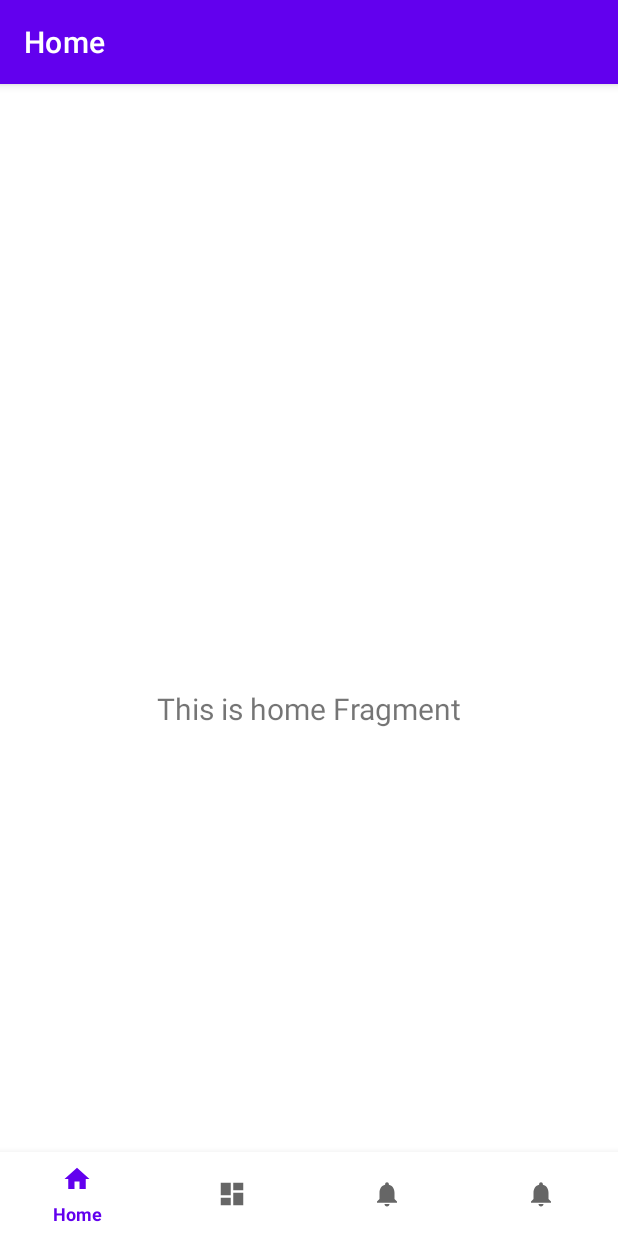
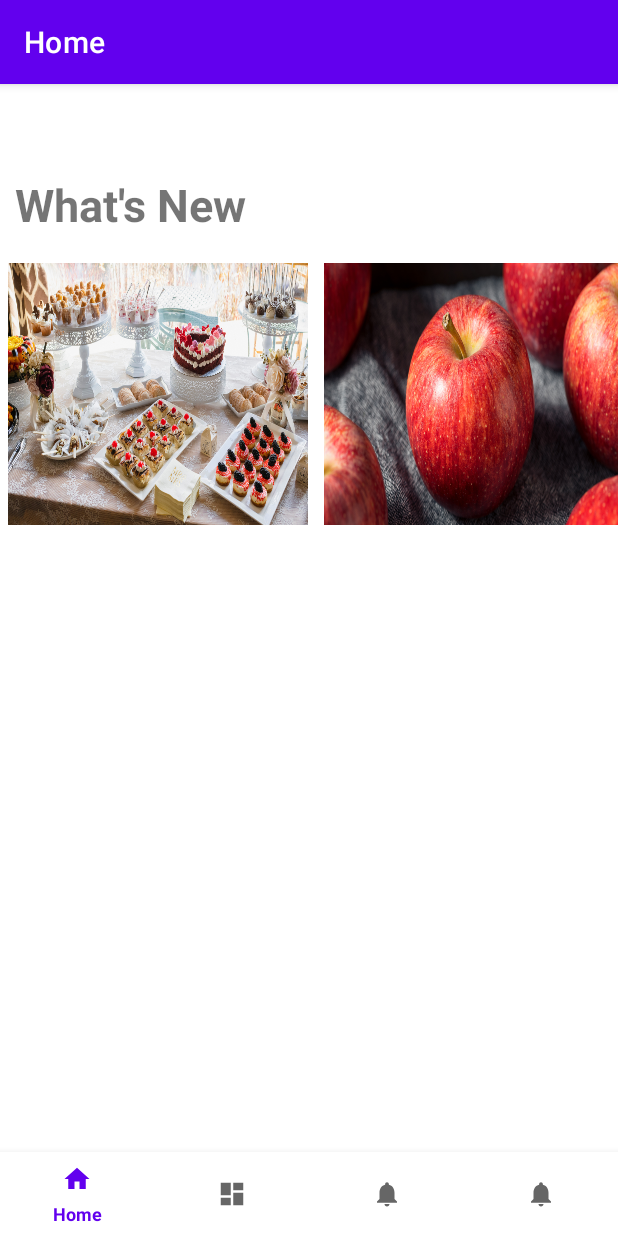
Before and after one commit to JohnSalinas123/CS4750_PantryPal, an Android app: the screen it shows after launch (MainActivity), on a phone screen of 412 x 824 dp. Run offline under Robolectric (Android 15) with nearby library versions, the phone set to English and light mode, and no system bars; our stand-ins replace navigation-ui.

Commit message:
add News scollWindow

```diff
--- a/app/src/main/java/com/example/pantry_pal/ui/home/HomeFragment.kt
+++ b/app/src/main/java/com/example/pantry_pal/ui/home/HomeFragment.kt
@@ -28,10 +28,10 @@ class HomeFragment : Fragment() {
         _binding = FragmentHomeBinding.inflate(inflater, container, false)
         val root: View = binding.root
 
-        val textView: TextView = binding.textHome
-        homeViewModel.text.observe(viewLifecycleOwner) {
-            textView.text = it
-        }
+//        val textView: TextView = binding.textHome
+//        homeViewModel.text.observe(viewLifecycleOwner) {
+//            textView.text = it
+//        }
         return root
     }
 
--- a/app/src/main/res/layout/fragment_home.xml
+++ b/app/src/main/res/layout/fragment_home.xml
@@ -1,22 +1,96 @@
 <?xml version="1.0" encoding="utf-8"?>
-<androidx.constraintlayout.widget.ConstraintLayout xmlns:android="http://schemas.android.com/apk/res/android"
+<LinearLayout xmlns:android="http://schemas.android.com/apk/res/android"
     xmlns:app="http://schemas.android.com/apk/res-auto"
     xmlns:tools="http://schemas.android.com/tools"
+    android:id="@+id/welcomeMsg"
     android:layout_width="match_parent"
     android:layout_height="match_parent"
-    tools:context=".ui.home.HomeFragment">
+    android:textAlignment="viewStart"
+    tools:context=".ui.home.HomeFragment"
+    android:orientation="vertical">
 
     <TextView
-        android:id="@+id/text_home"
+        android:id="@+id/textView"
+        android:layout_width="399dp"
+        android:layout_height="40dp"
+        android:layout_marginStart="10dp"
+        android:layout_marginTop="4dp"
+        android:layout_marginEnd="10dp"
+        android:layout_marginBottom="14dp"
+        android:text="@string/greet_text"
+        android:textSize="30dp"
+        android:textStyle="bold" />
+
+    <HorizontalScrollView
+        android:id="@+id/horizontalScrollView2"
         android:layout_width="match_parent"
-        android:layout_height="wrap_content"
-        android:layout_marginStart="8dp"
-        android:layout_marginTop="8dp"
-        android:layout_marginEnd="8dp"
-        android:textAlignment="center"
-        android:textSize="20sp"
-        app:layout_constraintBottom_toBottomOf="parent"
-        app:layout_constraintEnd_toEndOf="parent"
-        app:layout_constraintStart_toStartOf="parent"
-        app:layout_constraintTop_toTopOf="parent" />
-</androidx.constraintlayout.widget.ConstraintLayout>
+        android:layout_height="180dp"
+        android:fillViewport="true">
+
+        <LinearLayout
+            android:layout_width="wrap_content"
+            android:layout_height="match_parent"
+            android:orientation="horizontal">
+
+            <ImageButton
+                android:id="@+id/imageButton1"
+                android:layout_weight="0"
+                android:layout_width="200dp"
+                android:layout_height="180dp"
+                android:adjustViewBounds="true"
+                android:background="@null"
+                android:scaleType="fitXY"
+                android:src="@drawable/holidaysugar"
+                android:layout_margin="5dp" />
+
+            <ImageButton
+                android:id="@+id/imageButton2"
+                android:layout_width="200dp"
+                android:layout_height="180dp"
+                android:adjustViewBounds="true"
+                android:background="@null"
+                android:scaleType="fitXY"
+                android:layout_weight="1"
+                android:src="@drawable/apple"
+                android:layout_margin="5dp"/>
+
+
+            <ImageButton
+                android:id="@+id/imageButton3"
+                android:layout_width="200dp"
+                android:layout_height="180dp"
+                android:adjustViewBounds="true"
+                android:background="@null"
+                android:scaleType="fitXY"
+                android:layout_weight="1"
+                android:src="@drawable/coconutoil"
+                android:layout_margin="5dp" />
+
+            <ImageButton
+                android:id="@+id/imageButton4"
+                android:layout_width="200dp"
+                android:layout_height="180dp"
+                android:adjustViewBounds="true"
+                android:background="@null"
+                android:scaleType="fitXY"
+                android:layout_weight="1"
+                android:src="@drawable/egg"
+                android:layout_margin="5dp"/>
+
+            <ImageButton
+                android:id="@+id/imageButton5"
+                android:layout_width="200dp"
+                android:layout_height="180dp"
+                android:adjustViewBounds="true"
+                android:background="@null"
+                android:scaleType="fitXY"
+                android:layout_weight="1"
+                android:src="@drawable/skittles"
+                android:layout_margin="5dp" />
+
+
+        </LinearLayout>
+    </HorizontalScrollView>
+
+
+</LinearLayout>
--- a/app/src/main/res/values/strings.xml
+++ b/app/src/main/res/values/strings.xml
@@ -5,4 +5,7 @@
     <string name="title_recipes">Recipes</string>
     <string name="title_meal_plan">Meal Plans</string>
     <string name="add_recipe_button_text">Add Recipe</string>
+
+    <string name="greet_text">What\'s New</string>
+
 </resources>
```
Also changed, not shown: app/src/main/res/drawable/apple.webp (added), app/src/main/res/drawable/coconutoil.webp (added), app/src/main/res/drawable/egg.webp (added), app/src/main/res/drawable/holidaysugar.webp (added), app/src/main/res/drawable/skittles.webp (added), 5 other files.
